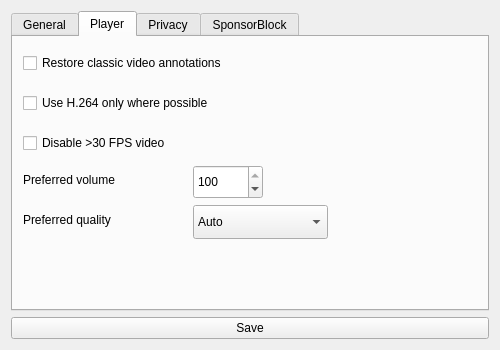
BowDown097/QtTube, file src/ui/forms/settingsform.ui: the form before one commit.
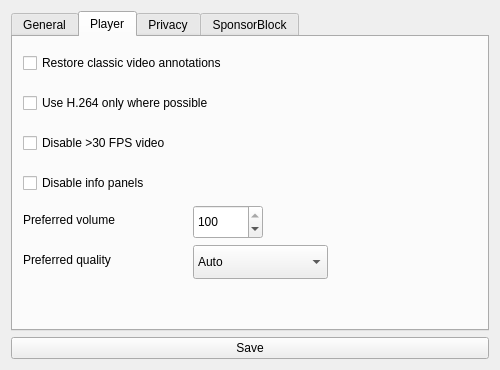
The form after the commit. The open tabs and pages were chosen to show the change.

Commit message: Add "Disable info panels" player option

Diff of the .ui file:
```diff
--- a/src/ui/forms/settingsform.ui
+++ b/src/ui/forms/settingsform.ui
@@ -7,7 +7,7 @@
     <x>0</x>
     <y>0</y>
     <width>500</width>
-    <height>350</height>
+    <height>370</height>
    </rect>
   </property>
   <property name="windowTitle">
@@ -167,7 +167,7 @@
        <property name="geometry">
         <rect>
          <x>10</x>
-         <y>130</y>
+         <y>170</y>
          <width>170</width>
          <height>26</height>
         </rect>
@@ -180,7 +180,7 @@
        <property name="geometry">
         <rect>
          <x>180</x>
-         <y>128</y>
+         <y>168</y>
          <width>70</width>
          <height>34</height>
         </rect>
@@ -196,7 +196,7 @@
        <property name="geometry">
         <rect>
          <x>10</x>
-         <y>170</y>
+         <y>210</y>
          <width>170</width>
          <height>26</height>
         </rect>
@@ -209,7 +209,7 @@
        <property name="geometry">
         <rect>
          <x>180</x>
-         <y>168</y>
+         <y>208</y>
          <width>135</width>
          <height>34</height>
         </rect>
@@ -291,6 +291,19 @@
         <string>Disable &gt;30 FPS video</string>
        </property>
       </widget>
+      <widget class="QCheckBox" name="disablePlayerInfoPanels">
+       <property name="geometry">
+        <rect>
+         <x>10</x>
+         <y>130</y>
+         <width>400</width>
+         <height>32</height>
+        </rect>
+       </property>
+       <property name="text">
+        <string>Disable info panels</string>
+       </property>
+      </widget>
      </widget>
      <widget class="QWidget" name="privacy">
       <attribute name="title">
```
The commit also changes 7 other files.
